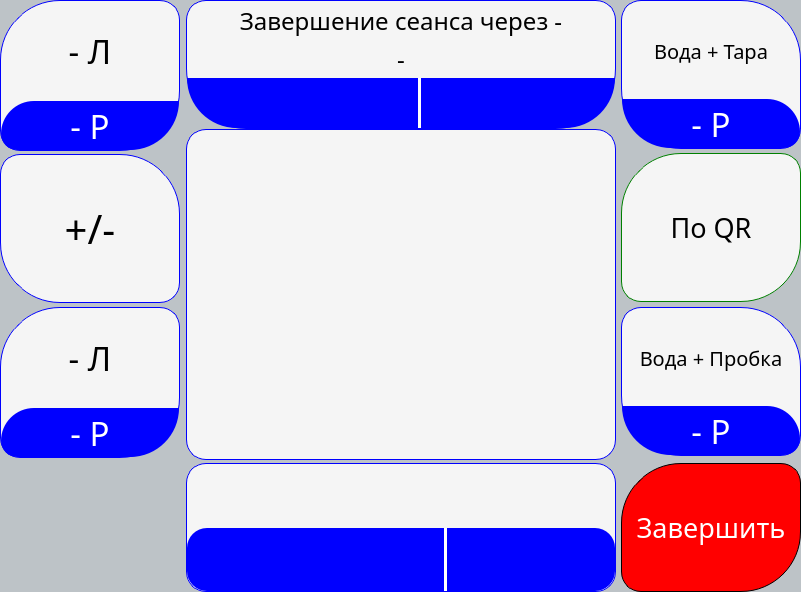
Above: services/gui/resources/ui_interface/buy_window.ui from dmitriymikryukov/vodobox-pro before the change. Below: the same form after it.
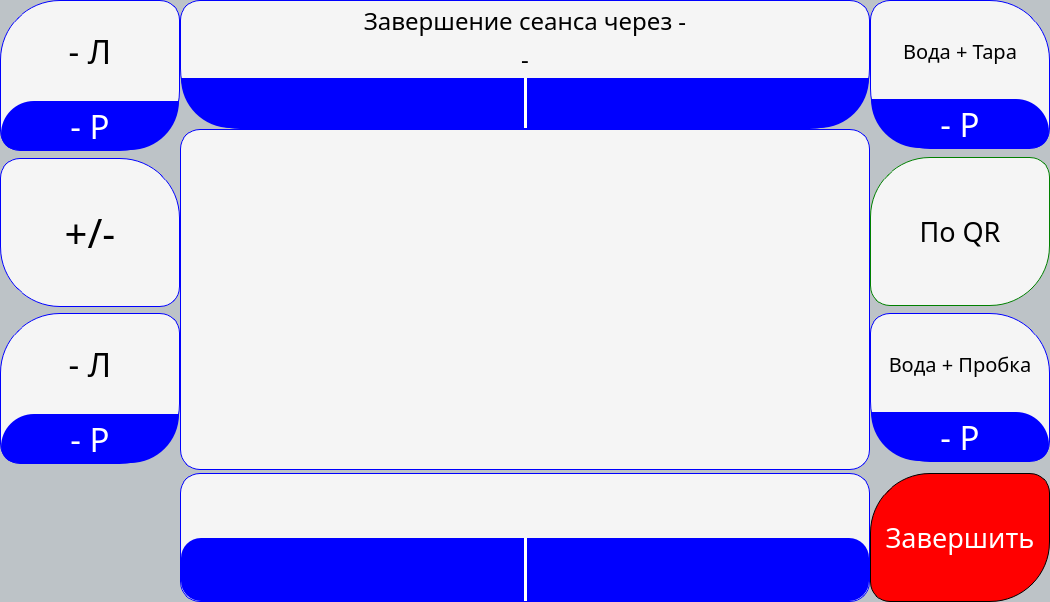
That is the form after the change. Icons and pictures are not drawn.

Commit message: test with width size

```diff
--- a/services/gui/resources/ui_interface/buy_window.ui
+++ b/services/gui/resources/ui_interface/buy_window.ui
@@ -6,13 +6,13 @@
    <rect>
     <x>0</x>
     <y>0</y>
-    <width>801</width>
-    <height>592</height>
+    <width>1050</width>
+    <height>602</height>
    </rect>
   </property>
   <property name="maximumSize">
    <size>
-    <width>950</width>
+    <width>1050</width>
     <height>602</height>
    </size>
   </property>
@@ -640,7 +640,7 @@
            </property>
            <property name="maximumSize">
             <size>
-             <width>430</width>
+             <width>16777215</width>
              <height>149</height>
             </size>
            </property>
@@ -2257,12 +2257,6 @@
              <verstretch>0</verstretch>
             </sizepolicy>
            </property>
-           <property name="maximumSize">
-            <size>
-             <width>430</width>
-             <height>16777215</height>
-            </size>
-           </property>
            <property name="frameShape">
             <enum>QFrame::NoFrame</enum>
            </property>
```
The commit also changes 6 other files.
